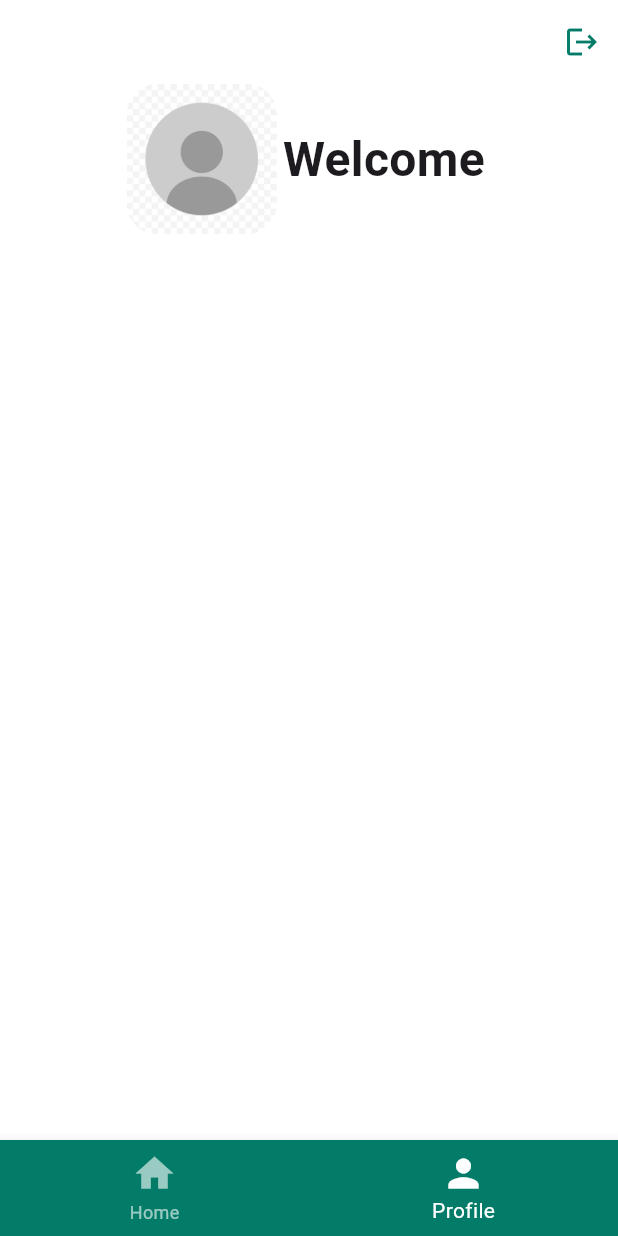
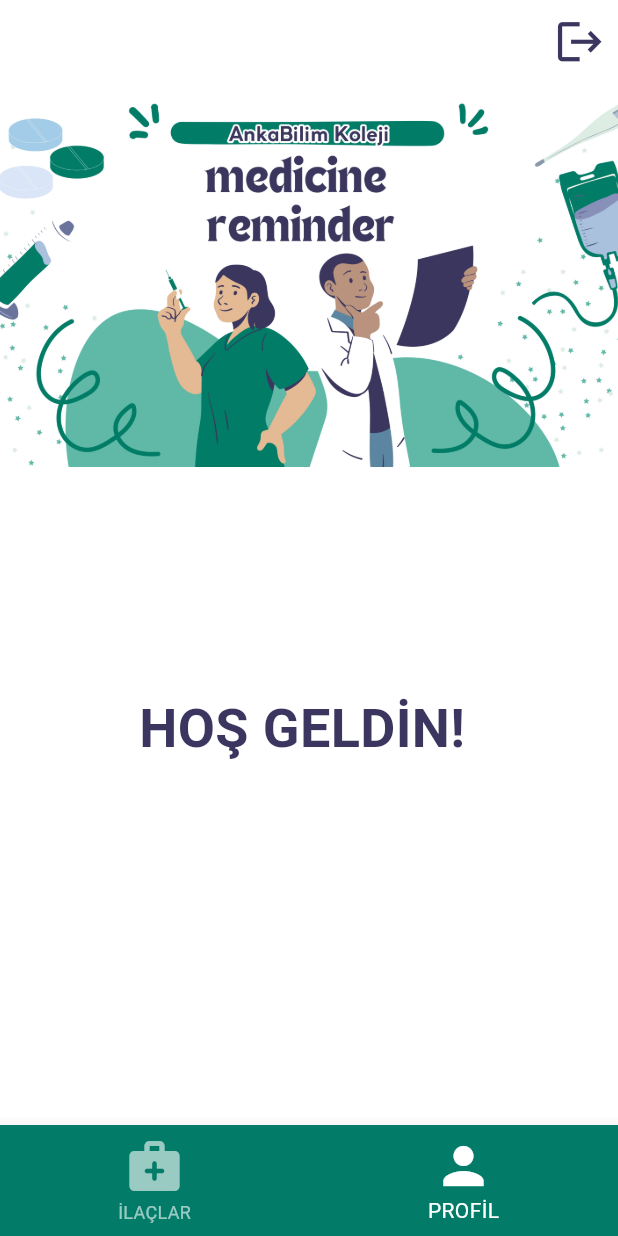
Before and after one commit to zeynepgokdogan/medicine_reminder, a Flutter app: the screen it shows once a user with an empty profile is signed in, on a phone screen of 412 x 824 dp. Run offline on Flutter 3.47's test engine with Material 3 defaults, Android fonts, the phone set to English and light mode, and no system bars; our stand-ins replace cloud_firestore, firebase_auth, firebase_core; accounts and stored records are empty; network calls fail.

Commit message:
improve profile design

```diff
--- a/lib/core/auth/auth_page.dart
+++ b/lib/core/auth/auth_page.dart
@@ -1,9 +1,7 @@
 import 'package:firebase_auth/firebase_auth.dart';
 import 'package:flutter/material.dart';
 import 'package:medicine_reminder/core/navigation/custom_navigation_bar.dart';
-import 'package:medicine_reminder/feature/homepage/view/home_page.dart';
 import 'package:medicine_reminder/feature/login/view/login_page.dart';
-import 'package:medicine_reminder/feature/profilepage/view/profile_page.dart';
 
 class AuthPage extends StatelessWidget {
   const AuthPage({super.key});
--- a/lib/core/navigation/custom_navigation_bar.dart
+++ b/lib/core/navigation/custom_navigation_bar.dart
@@ -1,6 +1,6 @@
 import 'package:flutter/material.dart';
 import 'package:medicine_reminder/core/theme/colors.dart';
-import 'package:medicine_reminder/feature/homepage/view/home_page.dart';
+import 'package:medicine_reminder/feature/profilepage/view/medicine_page.dart';
 import 'package:medicine_reminder/feature/profilepage/view/profile_page.dart';
 
 class CustomNavigationBar extends StatefulWidget {
@@ -14,7 +14,7 @@ class _CustomNavigationBarState extends State<CustomNavigationBar> {
   int _pageIndex = 1;
 
   final _pages = [
-    const HomePage(),
+    const MedicinePage(),
     const ProfilePage(),
   ];
 
@@ -37,12 +37,12 @@ class _CustomNavigationBarState extends State<CustomNavigationBar> {
         },
         items: const [
           BottomNavigationBarItem(
-            icon: Icon(Icons.home, size: 30),
-            label: 'Home',
+            icon: Icon(Icons.medical_services_rounded, size: 40),
+            label: 'İLAÇLAR',
           ),
           BottomNavigationBarItem(
-            icon: Icon(Icons.person, size: 30),
-            label: 'Profile',
+            icon: Icon(Icons.person, size: 40),
+            label: 'PROFİL',
           ),
         ],
       ),
--- a/lib/core/theme/colors.dart
+++ b/lib/core/theme/colors.dart
@@ -2,7 +2,8 @@ import 'package:flutter/material.dart';
 
 class AppColors {
   static const Color primaryColor = Color(0xFF027c68);
-  static const Color secondaryColor = Color(0xFF003333);
-  static const Color green = Color(0xFFb0e892);
-  static const Color red = Colors.red;
+  static const Color secondaryColor = Color(0xFF3b365f);
+  static const Color pink = Color(0xFFF4A896);
+  static const Color purple = Color(0xFFA29BFE);
+  static const Color green = Color(0xFFA8D5BA);
 }
--- a/lib/feature/homepage/model/home_model.dart
+++ /dev/null
@@ -1,17 +0,0 @@
-class HomeModel {
-  final String name;
-
-  HomeModel({required this.name});
-
-  factory HomeModel.fromMap(Map<String, dynamic> map) {
-    return HomeModel(
-      name: map['firstName'] ?? '-',
-    );
-  }
-
-  Map<String, dynamic> toMap() {
-    return {
-      'name': name,
-    };
-  }
-}
--- a/lib/feature/homepage/service/home_service.dart
+++ /dev/null
@@ -1,26 +0,0 @@
-import 'package:cloud_firestore/cloud_firestore.dart';
-import 'package:flutter/material.dart';
-import 'package:medicine_reminder/feature/homepage/model/home_model.dart';
-
-class HomeService {
-  final FirebaseFirestore _firestore = FirebaseFirestore.instance;
-
-  Future<HomeModel> getHomeModel(String userId) async {
-    try {
-      DocumentSnapshot userDoc =
-          await _firestore.collection('users').doc(userId).get();
-
-      //debugPrint('Fetched Firestore Data: ${userDoc.data()}');
-
-      if (userDoc.exists && userDoc.data() != null) {
-        return HomeModel.fromMap(userDoc.data() as Map<String, dynamic>);
-      } else {
-        debugPrint('User profile not found for userId: $userId');
-        throw Exception('User profile not found');
-      }
-    } catch (e) {
-      debugPrint('Error in getUserProfile: $e');
-      rethrow;
-    }
-  }
-}
--- a/lib/feature/homepage/viewmodel/home_viewmodel.dart
+++ /dev/null
@@ -1,47 +0,0 @@
-// ignore_for_file: use_build_context_synchronously
-
-import 'package:firebase_auth/firebase_auth.dart';
-import 'package:flutter/material.dart';
-import 'package:medicine_reminder/feature/homepage/model/home_model.dart';
-import 'package:medicine_reminder/feature/homepage/service/home_service.dart';
-import 'package:medicine_reminder/feature/login/view/login_page.dart';
-
-class HomeViewmodel extends ChangeNotifier {
-  final HomeService _homeService = HomeService();
-  String? _name;
-  bool _isLoading = true;
-
-  String? get name => _name;
-  bool get isLoading => _isLoading;
-
-  Future<void> fetchHomeModel(String userId) async {
-    try {
-      _isLoading = true;
-      notifyListeners();
-      HomeModel homeModel = await _homeService.getHomeModel(userId);
-
-      _name = homeModel.name;
-    } catch (e) {
-      debugPrint('Error fetching profile: $e');
-    } finally {
-      _isLoading = false;
-      notifyListeners();
-    }
-  }
-
-  Future<void> signOut(BuildContext context) async {
-    try {
-      await FirebaseAuth.instance.signOut();
-
-      Navigator.pushReplacement(
-        context,
-        MaterialPageRoute(builder: (context) => const LoginPage()),
-      );
-    } catch (e) {
-      // Hata durumunda mesaj göster
-      ScaffoldMessenger.of(context).showSnackBar(
-        SnackBar(content: Text('Sign-out failed: $e')),
-      );
-    }
-  }
-}
--- a/lib/feature/login/service/login_service.dart
+++ b/lib/feature/login/service/login_service.dart
@@ -1,6 +1,6 @@
 import 'package:firebase_auth/firebase_auth.dart';
 import 'package:flutter/material.dart';
-import 'package:medicine_reminder/feature/homepage/view/home_page.dart';
+import 'package:medicine_reminder/core/navigation/custom_navigation_bar.dart';
 
 void logIn(
   TextEditingController mailController,
@@ -16,7 +16,7 @@ void logIn(
 
     Navigator.pushReplacement(
       context,
-      MaterialPageRoute(builder: (context) => const HomePage()),
+      MaterialPageRoute(builder: (context) => const CustomNavigationBar()),
     );
 
     debugPrint('Giriş yapan kullanıcı UID: ${userCredential.user?.uid}');
--- a/lib/feature/profilepage/model/profile_model.dart
+++ b/lib/feature/profilepage/model/profile_model.dart
@@ -1,17 +1,20 @@
 class ProfileModel {
   final String name;
+  final String surname;
 
-  ProfileModel({required this.name});
+  ProfileModel({required this.surname, required this.name});
 
   factory ProfileModel.fromMap(Map<String, dynamic> map) {
     return ProfileModel(
       name: map['firstName'] ?? '-',
+      surname: map['lastName'] ?? '-',
     );
   }
 
   Map<String, dynamic> toMap() {
     return {
       'name': name,
+      'surname': surname,
     };
   }
 }
--- a/lib/feature/profilepage/view/profile_page.dart
+++ b/lib/feature/profilepage/view/profile_page.dart
@@ -12,6 +12,9 @@ class ProfilePage extends StatefulWidget {
 }
 
 class ProfilePageState extends State<ProfilePage> {
+  late double screenHeight;
+  late double screenWidth;
+
   @override
   void initState() {
     super.initState();
@@ -26,54 +29,63 @@ class ProfilePageState extends State<ProfilePage> {
 
   @override
   Widget build(BuildContext context) {
+    screenHeight = MediaQuery.of(context).size.height;
+    screenWidth = MediaQuery.of(context).size.width;
+
     final viewModel = Provider.of<ProfileViewmodel>(context);
+
     return Scaffold(
       appBar: AppBar(
         actions: [
           IconButton(
             icon: const Icon(Icons.logout),
-            color: AppColors.primaryColor,
+            iconSize: 35,
+            color: AppColors.secondaryColor,
             onPressed: () {
               viewModel.signOut(context);
             },
           ),
         ],
       ),
-      body: Center(
-        child: Consumer<ProfileViewmodel>(
+      body: Consumer<ProfileViewmodel>(
         builder: (context, viewModel, child) {
           return Column(
             mainAxisAlignment: MainAxisAlignment.start,
             children: [
-                Row(
-                  mainAxisAlignment: MainAxisAlignment.center,
-                  children: [
-                    ClipRRect(
-                      borderRadius: BorderRadius.circular(20),
-                      child: Image.asset(
-                        'assets/images/zeynep.jpg',
-                        height: 100,
-                        width: 100,
-                        fit: BoxFit.cover,
+              SizedBox(
+                height: screenHeight * 0.01,
+              ),
+              Image.asset(
+                'assets/images/background.jpg',
+                fit: BoxFit.fitHeight,
+                height: screenHeight * 0.3,
+              ),
+              SizedBox(
+                height: screenHeight * 0.18,
+              ),
+              const Text(
+                'HOŞ GELDİN! ',
+                style: TextStyle(
+                  fontSize: 36,
+                  fontWeight: FontWeight.bold,
+                  color: AppColors.secondaryColor,
                 ),
               ),
               Text(
                 viewModel.name != null
-                          ? 'Welcome ${viewModel.name}'
-                          : 'Welcome !',
+                    ? '${viewModel.name} ${viewModel.surname}'
+                    : '-',
                 textAlign: TextAlign.center,
                 style: const TextStyle(
-                        fontSize: 32,
+                  fontSize: 36,
                   fontWeight: FontWeight.bold,
+                  color: AppColors.secondaryColor,
                 ),
-                    ),
-                  ],
               ),
             ],
           );
         },
       ),
-      ),
     );
   }
 }
--- a/lib/feature/profilepage/viewmodel/profile_viewmodel.dart
+++ b/lib/feature/profilepage/viewmodel/profile_viewmodel.dart
@@ -9,9 +9,11 @@ import 'package:medicine_reminder/feature/profilepage/service/profile_service.da
 class ProfileViewmodel extends ChangeNotifier {
   final ProfileService _profileService = ProfileService();
   String? _name;
+  String? _surname;
   bool _isLoading = true;
 
   String? get name => _name;
+  String? get surname => _surname;
   bool get isLoading => _isLoading;
 
   Future<void> fetchProfileModel(String userId) async {
@@ -21,6 +23,7 @@ class ProfileViewmodel extends ChangeNotifier {
       ProfileModel profileModel = await _profileService.getProfileModel(userId);
 
       _name = profileModel.name;
+      _surname = profileModel.surname;
     } catch (e) {
       debugPrint('Error fetching profile: $e');
     } finally {
--- a/lib/feature/register/view/register_page.dart
+++ b/lib/feature/register/view/register_page.dart
@@ -34,7 +34,7 @@ class RegisterPage extends StatelessWidget {
                     style: Theme.of(context).textTheme.headlineMedium?.copyWith(
                           fontWeight: FontWeight.bold,
                           fontSize: 40,
-                          color: AppColors.secondaryColor,
+                          color: Colors.black,
                         ),
                     textAlign: TextAlign.center,
                   ),
--- a/lib/main.dart
+++ b/lib/main.dart
@@ -1,7 +1,6 @@
 import 'package:flutter/material.dart';
 import 'package:firebase_core/firebase_core.dart';
 import 'package:medicine_reminder/core/auth/auth_page.dart';
-import 'package:medicine_reminder/feature/homepage/viewmodel/home_viewmodel.dart';
 import 'package:medicine_reminder/feature/profilepage/viewmodel/profile_viewmodel.dart';
 import 'package:medicine_reminder/feature/register/viewmodel/register_viewmodel.dart';
 import 'package:provider/provider.dart';
@@ -23,7 +22,6 @@ class MyApp extends StatelessWidget {
     return MultiProvider(
       providers: [
         ChangeNotifierProvider(create: (_) => RegisterViewModel()),
-        ChangeNotifierProvider(create: (_) => HomeViewmodel()),
         ChangeNotifierProvider(create: (_) => ProfileViewmodel()),
       ],
       child: MaterialApp(
--- a/pubspec.yaml
+++ b/pubspec.yaml
@@ -29,5 +29,4 @@ flutter:
 
   # To add assets to your application, add an assets section, like this:
   assets:
-    - assets/images/logo.png
-    - assets/images/zeynep.jpg
+    - assets/images/
```
Also changed, not shown: lib/feature/homepage/view/home_page.dart (deleted, +0 -70 lines), lib/feature/profilepage/view/medicine_page.dart (added, +19 -0 lines), assets/images/background.jpg (added), assets/images/profile.png (added), assets/images/zeynep.jpg (deleted), 19 other files. Lines whose indentation alone changed are shown as unchanged.
